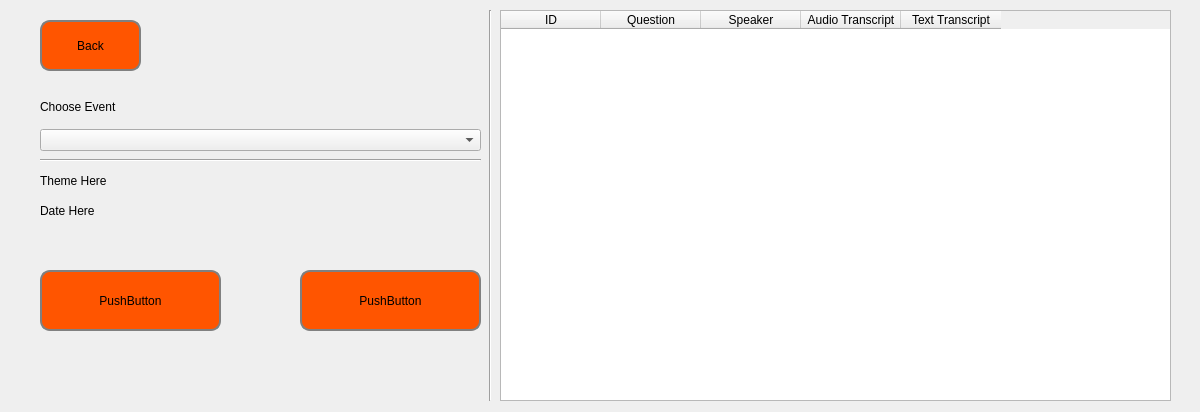
First picture: the form in ui/ProcessWindow.ui, repository peterYudhistira/audio-scribo-comperio, before the edit.
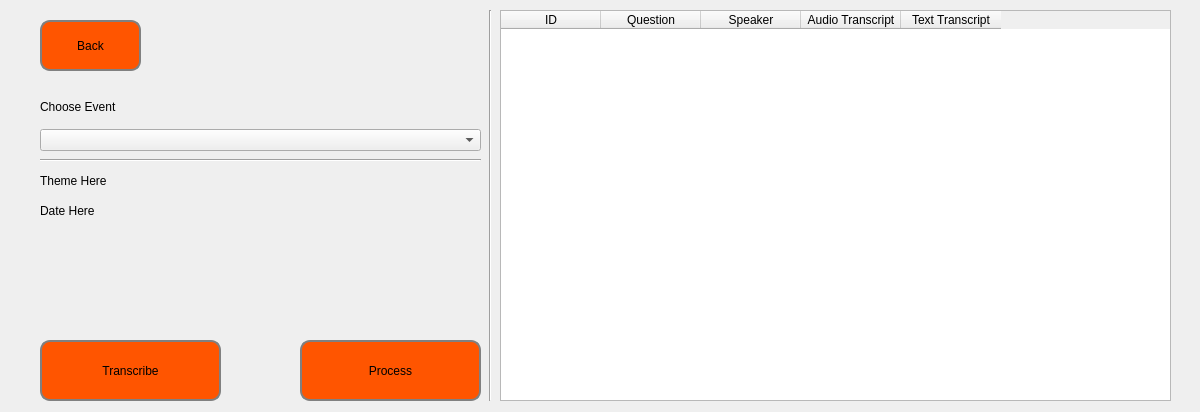
Second picture: the form after the edit.

Commit message: [09/05/2023] Whisper test worked. Implemented soon along with the whole anomaly detection process.

```diff
--- a/ui/ProcessWindow.ui
+++ b/ui/ProcessWindow.ui
@@ -175,26 +175,26 @@
    <property name="geometry">
     <rect>
      <x>40</x>
-     <y>270</y>
+     <y>340</y>
      <width>181</width>
      <height>61</height>
     </rect>
    </property>
    <property name="text">
-    <string>PushButton</string>
+    <string>Transcribe</string>
    </property>
   </widget>
   <widget class="QPushButton" name="pushButton_2">
    <property name="geometry">
     <rect>
      <x>300</x>
-     <y>270</y>
+     <y>340</y>
      <width>181</width>
      <height>61</height>
     </rect>
    </property>
    <property name="text">
-    <string>PushButton</string>
+    <string>Process</string>
    </property>
   </widget>
  </widget>
```
Left out of the diff: 4 changed lines with no effect on the pictures. The commit also changes 11 other files.
